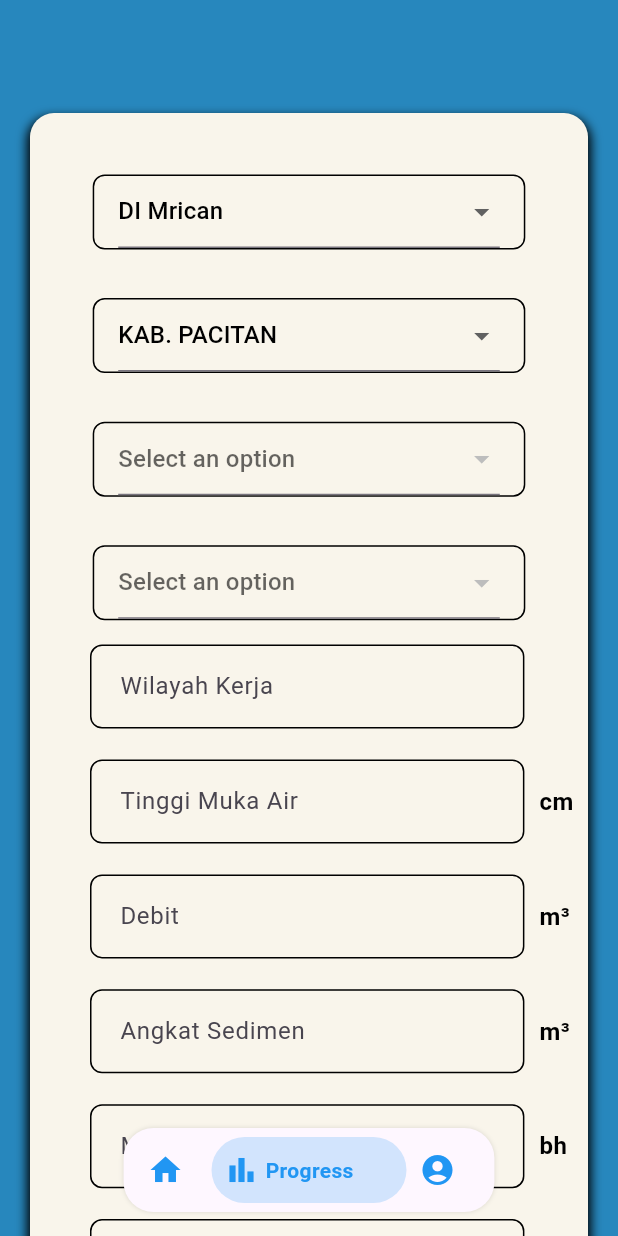
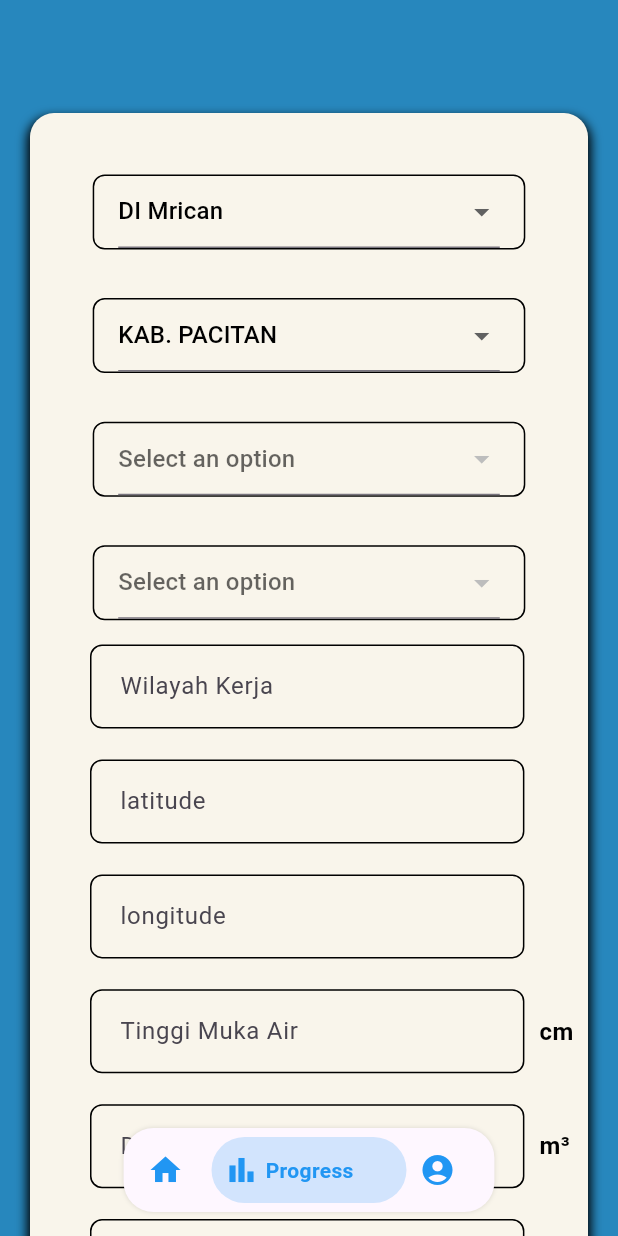
Before and after one commit to nayfmahfudz/lab, a Flutter app: the Home screen opened directly, item 2 of the bottom bar chosen, scrolled down 576 dp, on a phone screen of 412 x 824 dp. Run offline on Flutter 3.47's test engine with Material 3 defaults, Android fonts, the light colour scheme and no system bars; drawn by our look-alikes of bottom_navy_bar; our stand-ins replace animate_do, cached_network_image, dio, fl_chart, flutter_vector_icons, geolocator and 7 more; missing offline and left inert: flutter_analog_clock, shared_preferences_web; accounts and stored records are empty; network calls fail.

Commit message:
modified:   lib/component/component.dart 	modified:   lib/main.dart 	modified:   lib/progress.dart

```diff
--- a/lib/component/component.dart
+++ b/lib/component/component.dart
@@ -109,7 +109,8 @@ Widget datePicker(BuildContext context, ttlCont) {
 }
 
 Widget progressForm(TextEditingController controller, String hint,
-    String satuan, BuildContext context) {
+    String satuan, BuildContext context,
+    {bool enabled = true}) {
   return Row(
     crossAxisAlignment: CrossAxisAlignment.center,
     mainAxisAlignment: MainAxisAlignment.center,
@@ -119,7 +120,7 @@ Widget progressForm(TextEditingController controller, String hint,
         width: lebar(context) * 0.8,
         child: TextFormField(
             controller: controller,
-            keyboardType: TextInputType.number,
+            keyboardType: enabled ? TextInputType.number : TextInputType.text,
             decoration: InputDecoration(
                 labelText: hint,
                 contentPadding: const EdgeInsets.all(16),
--- a/lib/main.dart
+++ b/lib/main.dart
@@ -36,11 +36,11 @@ class _MyAppState extends State<MyApp> {
             : {};
         print(user);
         // ignore: unnecessary_null_comparison
-        if (user.length != 0) {
-          return true;
-        } else {
-          return true;
-        }
+        // if (user.length != 0) {
+        return true;
+        // } else {
+        //   return true;
+        // }
       });
     } catch (e) {
       if (user.length != 0) {
--- a/lib/progress.dart
+++ b/lib/progress.dart
@@ -114,6 +114,7 @@ class _ProgressLapannganState extends State<ProgressLapanngan> {
   }
 
   @override
+  @override
   Widget build(BuildContext context) {
     return SingleChildScrollView(
       physics: const ScrollPhysics(),
@@ -157,7 +158,8 @@ class _ProgressLapannganState extends State<ProgressLapanngan> {
                   ])),
             ),
             const SizedBox(height: 50),
-            Container(
+            Center(
+              child: Container(
                   height: tinggi(context) * 0.2,
                   width: lebar(context),
                   padding: const EdgeInsets.all(15.0),
@@ -180,7 +182,9 @@ class _ProgressLapannganState extends State<ProgressLapanngan> {
                           height: tinggi(context) * 0.2,
                           child: Center(
                             child: Text(
-                            index < currentStep ? 'Terkirim' : 'Belum Terkirim',
+                              index < currentStep
+                                  ? 'Terkirim'
+                                  : 'Belum Terkirim',
                               style: const TextStyle(
                                 color: Colors.white,
                                 fontSize: 16,
@@ -195,14 +199,14 @@ class _ProgressLapannganState extends State<ProgressLapanngan> {
                         if (index < currentStep) {
                           return const DotIndicator(
                             color: Colors.red,
-                          child:
-                              Icon(Icons.check, color: Colors.white, size: 12),
+                            child: Icon(Icons.check,
+                                color: Colors.white, size: 12),
                           );
                         } else if (index == currentStep) {
                           return const DotIndicator(
                             color: Colors.redAccent,
-                          child:
-                              Icon(Icons.circle, color: Colors.white, size: 12),
+                            child: Icon(Icons.circle,
+                                color: Colors.white, size: 12),
                           );
                         } else {
                           return OutlinedDotIndicator(
@@ -220,6 +224,7 @@ class _ProgressLapannganState extends State<ProgressLapanngan> {
                       },
                     ),
                   )),
+            ),
             const SizedBox(height: 50),
             formProgress(context),
             GestureDetector(
@@ -271,7 +276,11 @@ class _ProgressLapannganState extends State<ProgressLapanngan> {
             ),
             rowDropdownForm(kecamatan, valueKecamatan, "kelurahan"),
             rowDropdownForm(kelurahan, valueKelurahan, ""),
-            progressForm(WK, "Wilayah Kerja", "", context),
+            progressForm(WK, "Wilayah Kerja", "", context, enabled: false),
+            SizedBox(height: lebar(context) * 0.05),
+            progressForm(WK, "latitude ", "", context),
+            SizedBox(height: lebar(context) * 0.05),
+            progressForm(WK, "longitude", "", context),
             SizedBox(height: lebar(context) * 0.05),
             progressForm(TMA, "Tinggi Muka Air", "cm", context),
             SizedBox(height: lebar(context) * 0.05),
```
Lines whose indentation alone changed are shown as unchanged.
